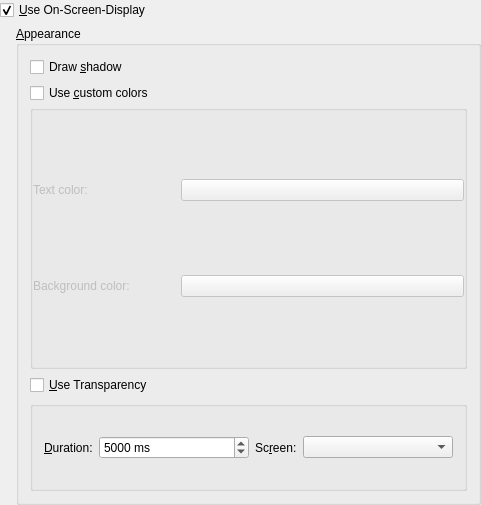
This is src/configdialog/dialogs/OsdConfig.ui in KDE/amarok as Qt 5 draws it before an edit. The edited form follows.
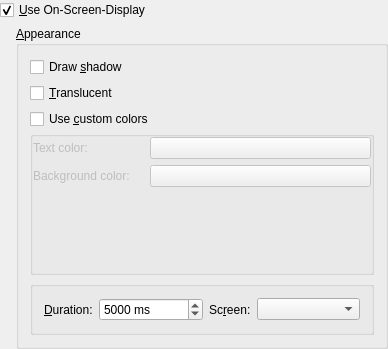
This is the edited form. Custom widgets are drawn as their Qt base class.

Commit message: * "Transparency" -> "Translucency". It's the correct technical term. * Fix layout.

```diff
--- a/src/configdialog/dialogs/OsdConfig.ui
+++ b/src/configdialog/dialogs/OsdConfig.ui
@@ -5,8 +5,8 @@
    <rect>
     <x>0</x>
     <y>0</y>
-    <width>481</width>
-    <height>505</height>
+    <width>388</width>
+    <height>349</height>
    </rect>
   </property>
   <layout class="QVBoxLayout" >
@@ -60,6 +60,13 @@
           </property>
          </widget>
         </item>
+        <item>
+         <widget class="QCheckBox" name="kcfg_OsdUseTransparency" >
+          <property name="text" >
+           <string>&amp;Translucent</string>
+          </property>
+         </widget>
+        </item>
         <item>
          <layout class="QVBoxLayout" >
           <property name="spacing" >
@@ -188,6 +195,19 @@
                  </property>
                 </widget>
                </item>
+               <item row="2" column="1" >
+                <spacer name="verticalSpacer" >
+                 <property name="orientation" >
+                  <enum>Qt::Vertical</enum>
+                 </property>
+                 <property name="sizeHint" stdset="0" >
+                  <size>
+                   <width>20</width>
+                   <height>40</height>
+                  </size>
+                 </property>
+                </spacer>
+               </item>
               </layout>
              </widget>
             </item>
@@ -195,13 +215,6 @@
           </item>
          </layout>
         </item>
-        <item>
-         <widget class="QCheckBox" name="kcfg_OsdUseTransparency" >
-          <property name="text" >
-           <string>&amp;Use Transparency</string>
-          </property>
-         </widget>
-        </item>
         <item>
          <widget class="QGroupBox" name="groupBox22" >
           <property name="maximumSize" >
```
